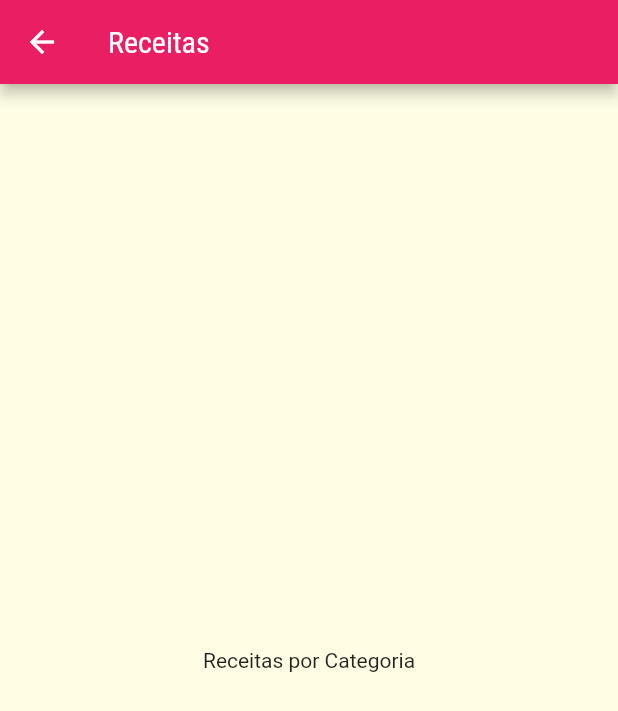
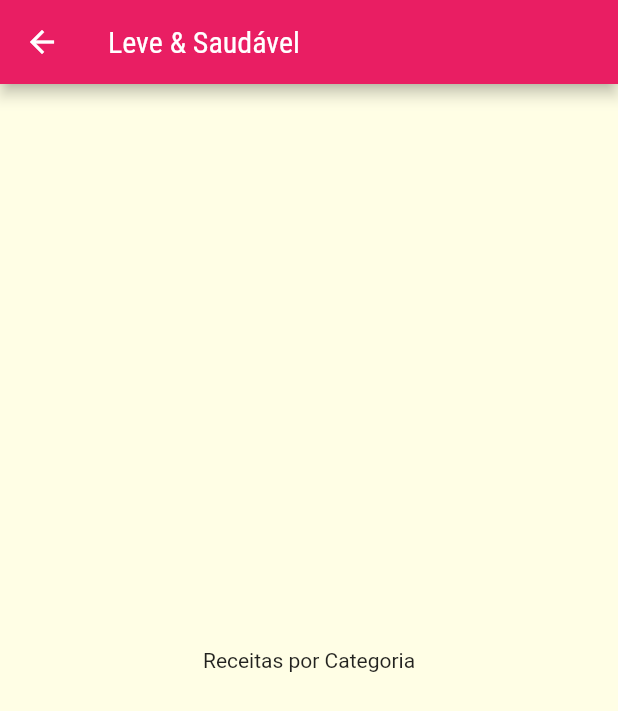
Before and after one commit to guilhermeais/meals, a Flutter app: the screen it shows after launch, after a tap on "Leve & Saudável", on a phone screen of 412 x 824 dp. Shown: the top 711 px of the screen. Run offline on Flutter 3.47's test engine with Material 2 defaults, Android fonts, the phone set to English and light mode, and no system bars.

Commit message:
refatorando para rotas nomeadas

```diff
--- a/lib/components/category_item.dart
+++ b/lib/components/category_item.dart
@@ -7,12 +7,10 @@ class CategoryItem extends StatelessWidget {
   const CategoryItem({Key? key, required this.category}) : super(key: key);
 
   void _selectCategory(BuildContext context) {
-    Navigator.of(context).push(
-      MaterialPageRoute(
-        builder: (_){
-          return CategoriesMealsScreen();
-        },
-      ),
+
+    Navigator.of(context).pushNamed(
+      '/categories-meals',
+      arguments: category
     );
   }
 
--- a/lib/main.dart
+++ b/lib/main.dart
@@ -1,5 +1,6 @@
 import 'package:flutter/material.dart';
 import 'package:meals/screens/categories_screen.dart';
+import 'package:meals/screens/categories_meals_screen.dart';
 
 void main() => runApp(MyApp());
 
@@ -18,6 +19,10 @@ class MyApp extends StatelessWidget {
               )),
           colorScheme: ColorScheme.fromSwatch(primarySwatch: Colors.pink)
               .copyWith(secondary: Colors.amber)),
-        home: const CategoriesScreen());
+      home: const CategoriesScreen(),
+      routes: {
+        '/categories-meals': (ctx)=> CategoriesMealsScreen(),
+      },
+    );
   }
 }
--- a/lib/screens/categories_meals_screen.dart
+++ b/lib/screens/categories_meals_screen.dart
@@ -1,13 +1,13 @@
 import 'package:flutter/material.dart';
+import 'package:meals/models/category.dart';
 
 class CategoriesMealsScreen extends StatelessWidget {
-  const CategoriesMealsScreen({Key? key}) : super(key: key);
-
   @override
   Widget build(BuildContext context) {
+    final category = ModalRoute.of(context)!.settings.arguments as Category;
     return Scaffold(
       appBar: AppBar(
-        title: const Text("Receitas"),
+        title: Text(category.title),
       ),
       body: const Center(
         child: Text("Receitas por Categoria"),
```
Lines whose indentation alone changed are shown as unchanged.
